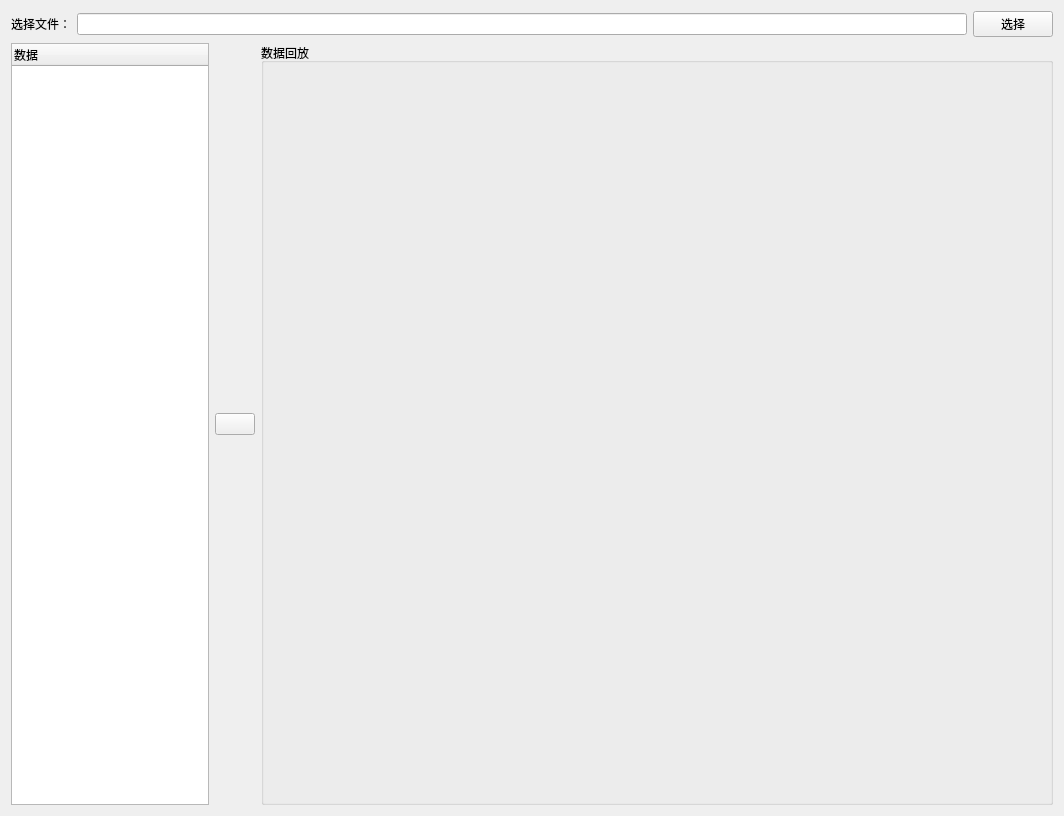
Before: the Qt Designer form DataReplay/DataReplay_Form.ui in SanXiaoXing/PyUtilDemos, drawn with Qt 5.
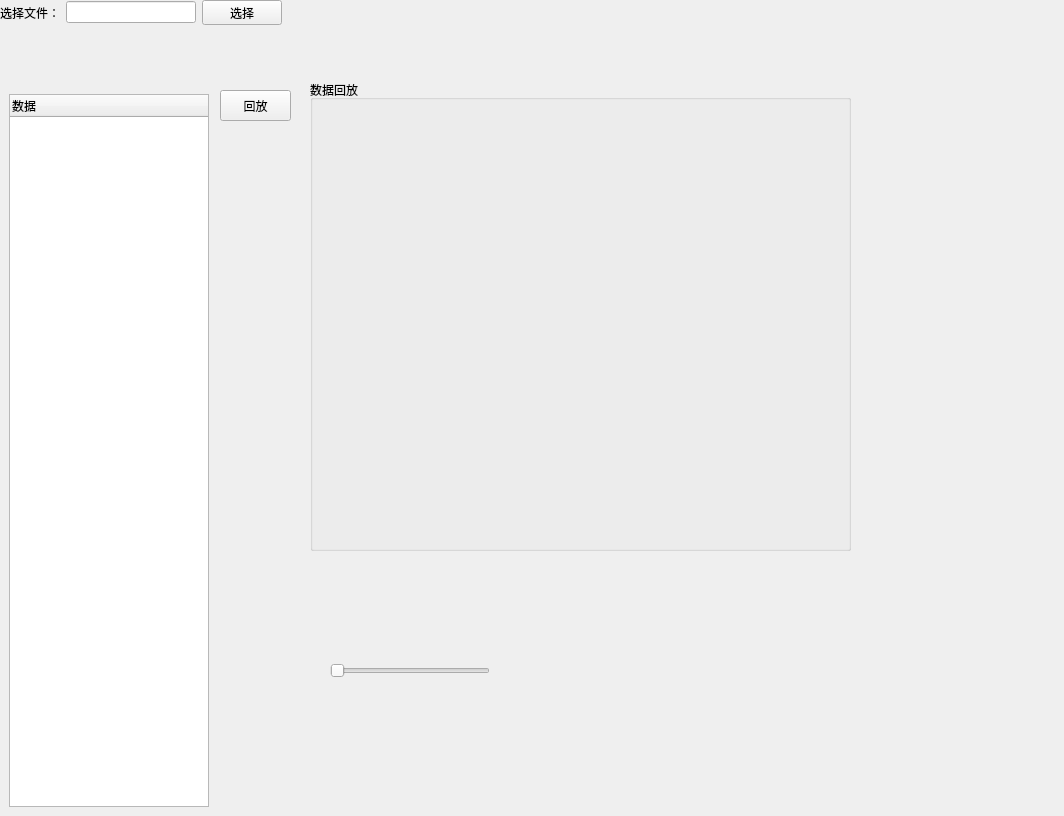
After: the same form once the commit is applied.

Commit message:
refactor(DataReplay): 重构数据回放模块
- 移除原有的 DataReplay_Form.py 文件，使用新的数据回放窗口实现

- 新增 data_replay_demo.py 文件，实现新的数据回放功能

- 优化数据加载和绘图逻辑，使用 pandas 和 pyqtgraph 替代 matplotlib

```diff
--- a/DataReplay/DataReplay_Form.ui
+++ b/DataReplay/DataReplay_Form.ui
@@ -13,9 +13,15 @@
   <property name="windowTitle">
    <string>Form</string>
   </property>
-  <layout class="QGridLayout" name="gridLayout" rowstretch="1,9" columnstretch="2,0,8">
-   <item row="1" column="2">
     <widget class="QGroupBox" name="groupBox">
+   <property name="geometry">
+    <rect>
+     <x>310</x>
+     <y>80</y>
+     <width>541</width>
+     <height>471</height>
+    </rect>
+   </property>
      <property name="title">
       <string>数据回放</string>
      </property>
@@ -25,17 +31,43 @@
       </item>
      </layout>
     </widget>
-   </item>
-   <item row="1" column="0">
     <widget class="QTreeWidget" name="treeWidget_datafile">
+   <property name="geometry">
+    <rect>
+     <x>9</x>
+     <y>94</y>
+     <width>200</width>
+     <height>713</height>
+    </rect>
+   </property>
      <column>
       <property name="text">
        <string>数据</string>
       </property>
      </column>
     </widget>
-   </item>
-   <item row="0" column="0" colspan="3">
+  <widget class="QPushButton" name="pushButton_plot">
+   <property name="geometry">
+    <rect>
+     <x>220</x>
+     <y>90</y>
+     <width>71</width>
+     <height>31</height>
+    </rect>
+   </property>
+   <property name="text">
+    <string>回放</string>
+   </property>
+  </widget>
+  <widget class="QWidget" name="layoutWidget">
+   <property name="geometry">
+    <rect>
+     <x>0</x>
+     <y>0</y>
+     <width>282</width>
+     <height>25</height>
+    </rect>
+   </property>
     <layout class="QHBoxLayout" name="horizontalLayout">
      <item>
       <widget class="QLabel" name="label">
@@ -55,15 +87,20 @@
       </widget>
      </item>
     </layout>
-   </item>
-   <item row="1" column="1">
-    <widget class="QPushButton" name="pushButton_plot">
-     <property name="text">
-      <string/>
-     </property>
-    </widget>
-   </item>
-  </layout>
+  </widget>
+  <widget class="QSlider" name="horizontalSlider">
+   <property name="geometry">
+    <rect>
+     <x>330</x>
+     <y>660</y>
+     <width>160</width>
+     <height>22</height>
+    </rect>
+   </property>
+   <property name="orientation">
+    <enum>Qt::Horizontal</enum>
+   </property>
+  </widget>
  </widget>
  <resources/>
  <connections/>
```
Lines whose indentation alone changed are shown as unchanged. The commit also changes 6 other files.
